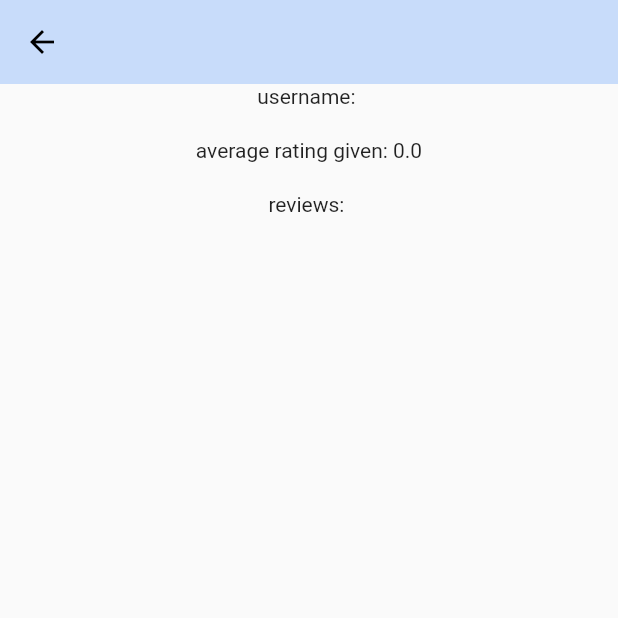
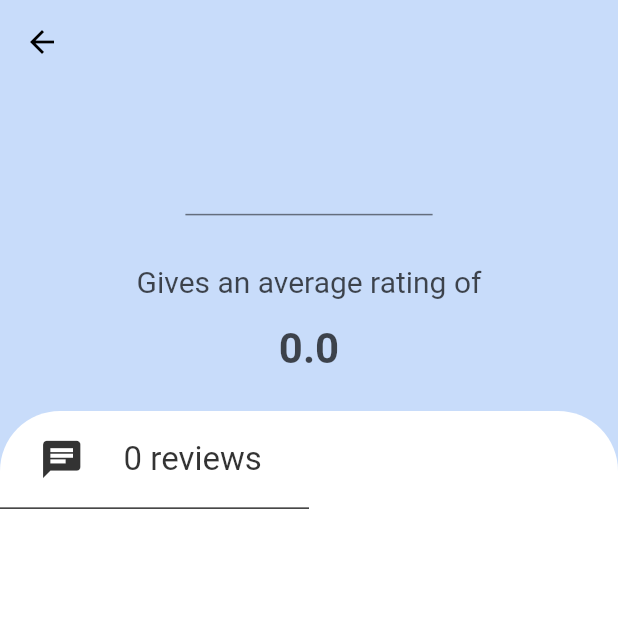
Before and after one commit to TudorBatica/UniProfReview, a Flutter app: the UserProfileScreen screen opened directly, on a phone screen of 412 x 824 dp, the top half of it. Run offline on Flutter 3.47's test engine with Material 2 defaults, Android fonts, the phone set to English and light mode, and no system bars; our stand-ins replace cloud_firestore, firebase_auth, flutter_spinkit; accounts and stored records are empty.

Commit message:
updated user profile screen UI

```diff
--- a/lib/Screens/user_profile_screen.dart
+++ b/lib/Screens/user_profile_screen.dart
@@ -1,8 +1,16 @@
 import 'package:flutter/material.dart';
+import 'package:professor_review/Screens/entity_profile_screen.dart';
 import 'package:professor_review/Screens/review_screen.dart';
+import 'package:professor_review/models/information_list_tile_data.dart';
+import 'package:professor_review/models/preview_list_tile_data.dart';
 import 'package:professor_review/services/database_service.dart';
+import 'package:professor_review/widgets/entity_screen_header.dart';
+import 'package:professor_review/widgets/information_list_tile.dart';
+import 'package:professor_review/widgets/loading.dart';
+import 'package:professor_review/widgets/preview_list_tile.dart';
 import 'package:provider/provider.dart';
 import 'package:professor_review/models/user.dart';
+import 'dart:math';
 
 class UserProfileScreen extends StatelessWidget {
   final String userID;
@@ -13,7 +21,86 @@ class UserProfileScreen extends StatelessWidget {
   Widget build(BuildContext context) {
     var _user = Provider.of<User>(context);
 
-    return Scaffold(
+    return _user == null
+        ? Loading()
+        : Scaffold(
+            backgroundColor: Theme.of(context).primaryColor,
+            appBar: AppBar(
+                backgroundColor: Theme.of(context).primaryColor,
+                elevation: 0.0),
+            body: Column(
+              children: <Widget>[
+                Center(
+                  child: EntityScreenHeader(
+                      averageRating: _user.averageRating,
+                      averageRatingTitle: "Gives an average rating of",
+                      entityName: _user.username),
+                ),
+                SizedBox(height: 25),
+                Expanded(
+                  child: Container(
+                      decoration: BoxDecoration(
+                        color: Colors.white,
+                        borderRadius: BorderRadius.only(
+                            topLeft: Radius.circular(40.0),
+                            topRight: Radius.circular(40.0)),
+                      ),
+                      child: ListView.builder(
+                          itemCount: _user.reviews.length + 1,
+                          itemBuilder: (context, index) => index < 1
+                              ? InformationListTile(
+                                  height:
+                                      MediaQuery.of(context).size.height * 0.1,
+                                  dividerLength:
+                                      MediaQuery.of(context).size.width *
+                                          (1 / pow(2, index + 1)),
+                                  information: InformationListTileData(
+                                      icon: Icons.chat,
+                                      text: _user.reviews.length != 1
+                                          ? _user.reviews.length.toString() +
+                                              " reviews"
+                                          : _user.reviews.length.toString() +
+                                              " review"),
+                                )
+                              : GestureDetector(
+                                  onTap: () => Navigator.push(
+                                      context,
+                                      MaterialPageRoute(
+                                          builder: (context) => StreamProvider(
+                                              create: (_) => DatabaseService
+                                                  .instance
+                                                  .review(_user
+                                                      .reviews[index - 1]
+                                                      .reviewReference),
+                                              child: ReviewScreen()))),
+                                  child: Padding(
+                                    padding: const EdgeInsets.all(15.0),
+                                    child: PreviewListTile(
+                                      data: PreviewListTileData(
+                                          data: [
+                                            InformationListTileData(
+                                                icon: Icons.person_outline,
+                                                text: _user.reviews[index - 1]
+                                                        .professorsFirstName +
+                                                    " " +
+                                                    _user.reviews[index - 1]
+                                                        .professorsLastName),
+                                            InformationListTileData(
+                                                icon: Icons.chat,
+                                                text: _user
+                                                    .reviews[index - 1].title),
+                                          ],
+                                          rating:
+                                              _user.reviews[index - 1].rating),
+                                    ),
+                                  ),
+                                ))),
+                )
+              ],
+            ),
+          );
+
+    /*Scaffold(
         appBar: AppBar(
             backgroundColor: Theme.of(context).primaryColor, elevation: 0.0),
         body: Center(
@@ -50,6 +137,6 @@ class UserProfileScreen extends StatelessWidget {
                           )))
             ],
           ),
-        ));
+        ));*/
   }
 }
--- /dev/null
+++ b/lib/models/information_list_tile_data.dart
@@ -0,0 +1,8 @@
+import 'package:flutter/material.dart';
+
+class InformationListTileData {
+  final IconData icon;
+  final String text;
+
+  InformationListTileData({this.icon, this.text});
+}
--- /dev/null
+++ b/lib/models/preview_list_tile_data.dart
@@ -0,0 +1,9 @@
+import 'package:professor_review/models/information_list_tile_data.dart';
+
+class PreviewListTileData {
+  final List<InformationListTileData> data;
+  final Function onTap;
+  final double rating;
+
+  PreviewListTileData({this.onTap, this.data, this.rating});
+}
--- /dev/null
+++ b/lib/widgets/entity_screen_header.dart
@@ -0,0 +1,48 @@
+import 'package:flutter/material.dart';
+
+class EntityScreenHeader extends StatelessWidget {
+
+  final double averageRating;
+  final String averageRatingTitle;
+  final String entityName;
+
+  const EntityScreenHeader({Key key, this.averageRating, this.averageRatingTitle, this.entityName}) : super(key: key);
+
+  @override
+  Widget build(BuildContext context) {
+    return Column(children: <Widget>[
+          SizedBox(height: MediaQuery.of(context).size.height * 0.025,),
+          Text(
+            entityName,
+            style: TextStyle(
+              color: Color.fromRGBO(0, 0, 0, 0.7),
+              fontSize: 28.0,
+              fontWeight: FontWeight.bold
+            )
+          ),
+          SizedBox(height: MediaQuery.of(context).size.height * 0.04,),
+          Container(
+            width: MediaQuery.of(context).size.width * 0.4,
+            height: 1,
+            color: Color.fromRGBO(0, 0, 0, 0.5),
+          ),
+          SizedBox(height: MediaQuery.of(context).size.height * 0.04,),
+          Text(
+            averageRatingTitle,
+            style: TextStyle(
+              color: Color.fromRGBO(0, 0, 0, 0.7),
+              fontSize: 20.0,
+            )
+          ),
+          SizedBox(height: MediaQuery.of(context).size.height * 0.02,),
+          Text(
+            averageRating.toString(),
+            style: TextStyle(
+              color: Color.fromRGBO(0, 0, 0, 0.7),
+              fontSize: 28.0,
+              fontWeight: FontWeight.bold
+            )
+          )
+        ],);
+  }
+}
--- /dev/null
+++ b/lib/widgets/information_list_tile.dart
@@ -0,0 +1,50 @@
+import 'package:flutter/material.dart';
+import 'package:professor_review/models/information_list_tile_data.dart';
+
+class InformationListTile extends StatelessWidget {
+
+  final double dividerLength;
+  final InformationListTileData information;
+  final double height;
+
+  const InformationListTile({Key key, this.height, this.information, this.dividerLength})
+      : super(key: key);
+
+  @override
+  Widget build(BuildContext context) {
+    return Container(
+      width: MediaQuery.of(context).size.width,
+      height: height,
+      child: Column(
+        mainAxisAlignment: MainAxisAlignment.spaceEvenly,
+        crossAxisAlignment: CrossAxisAlignment.start,
+        children: <Widget>[
+          Row(
+            mainAxisAlignment: MainAxisAlignment.start,
+            children: <Widget>[
+              Container(
+                  width: MediaQuery.of(context).size.width * 0.2,
+                  child: Center(child: Icon(
+                    information.icon,
+                    color: Color.fromRGBO(0, 0, 0, 0.8),
+                    size: 30,
+                  ))),
+              Text(
+                information.text,
+                style: TextStyle(
+                  color: Color.fromRGBO(0, 0, 0, 0.8),
+                  fontSize: 22.0
+                ),
+              ),
+            ],
+          ),
+          Container(
+            height: 1,
+            width: dividerLength,
+            color: Color.fromRGBO(0, 0, 0, 0.8)
+          )
+        ],
+      ),
+    );
+  }
+}
```
Also changed, not shown: lib/Screens/entity_profile_screen.dart (added, +72 -0 lines), lib/Screens/home_screen.dart (+18 -29 lines), lib/Screens/search_screen.dart (added, +21 -0 lines), lib/widgets/preview_list_tile.dart (added, +138 -0 lines), lib/widgets/search_bar.dart (added, +44 -0 lines).
